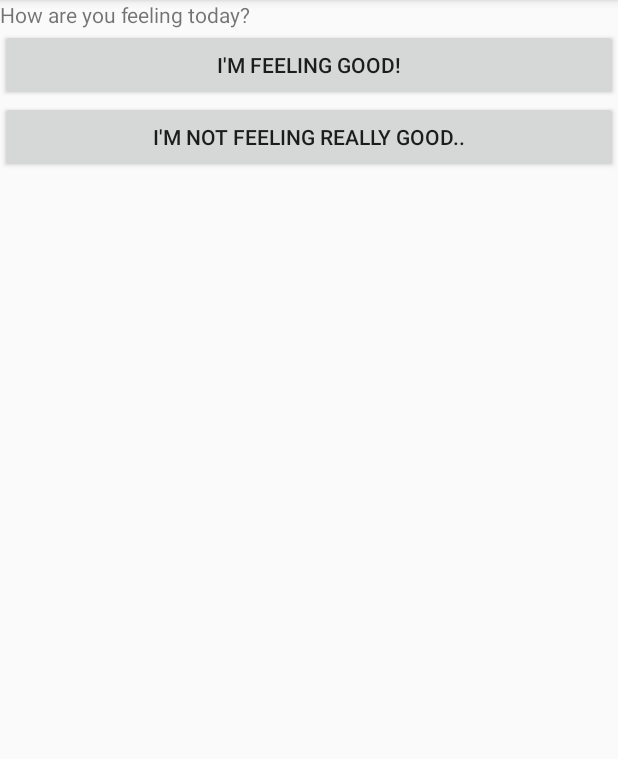
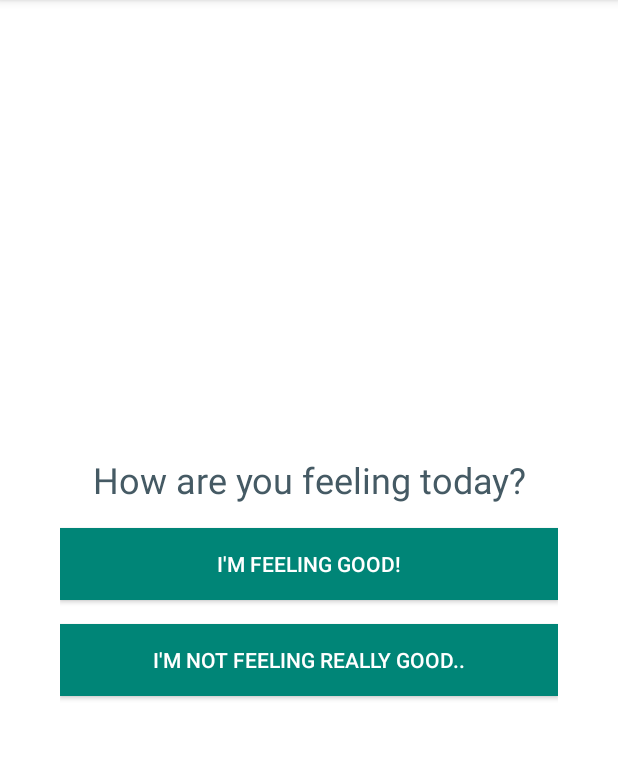
Before and after one commit to Infodeq/HowIFeel, an Android app: the HowAreYouFeelingActivity screen opened directly, with no data from a screen before it, on a phone screen of 412 x 824 dp, the part 84-843 px from its top. Run offline under Robolectric (Android 15) with nearby library versions, the phone set to English and light mode, and no system bars; network calls fail.

Commit message:
improve UX

```diff
--- a/app/src/main/java/com/slaw/howifeel/ui/login/LoginActivity.kt
+++ b/app/src/main/java/com/slaw/howifeel/ui/login/LoginActivity.kt
@@ -30,6 +30,10 @@ class LoginActivity : BaseActivity(), LoginContract.View {
         setContentView(R.layout.activity_login)
         presenter.start()
         setupView()
+    }
+
+    override fun enableLoginButton(enable: Boolean) {
+        login.isEnabled = enable
     }
 
     private fun setupView() {
--- a/app/src/main/java/com/slaw/howifeel/ui/login/LoginContract.kt
+++ b/app/src/main/java/com/slaw/howifeel/ui/login/LoginContract.kt
@@ -5,6 +5,7 @@ interface LoginContract {
         fun openHowYouFeelingActivity()
         fun showError(message: String)
         fun openOtpActivity()
+        fun enableLoginButton(enable: Boolean)
     }
 
     interface Presenter {
--- a/app/src/main/java/com/slaw/howifeel/ui/main/MainActivity.kt
+++ b/app/src/main/java/com/slaw/howifeel/ui/main/MainActivity.kt
@@ -77,6 +77,10 @@ class MainActivity : BaseActivity(),MainActivityContract.View, CompoundButton.On
         setContentView(R.layout.activity_main)
         supportActionBar?.setHomeButtonEnabled(true)
         setupView()
+    }
+
+    override fun enableSubmit(enable: Boolean) {
+        submit.isEnabled = enable
     }
 
     override fun openThankyouScreen() {
--- a/app/src/main/java/com/slaw/howifeel/ui/main/MainActivityContract.kt
+++ b/app/src/main/java/com/slaw/howifeel/ui/main/MainActivityContract.kt
@@ -4,6 +4,7 @@ interface MainActivityContract {
     interface View {
         fun showMessage(message: String)
         fun openThankyouScreen()
+        fun enableSubmit(enable: Boolean)
     }
 
     interface Presenter {
--- a/app/src/main/java/com/slaw/howifeel/ui/main/MainActivityPresenter.kt
+++ b/app/src/main/java/com/slaw/howifeel/ui/main/MainActivityPresenter.kt
@@ -53,6 +53,7 @@ class MainActivityPresenter @Inject constructor(
             view?.openThankyouScreen()
             return
         }
+        view?.enableSubmit(false)
         if(hasCough){
             symptomList.add("cough")
         }
@@ -81,7 +82,7 @@ class MainActivityPresenter @Inject constructor(
             symptomList.add("chills")
         }
         if(hasBodyAche){
-            symptomList.add("body ache")
+            symptomList.add("body aches")
         }
         if(hasDiarrehea){
             symptomList.add("diarrhea")
@@ -106,8 +107,10 @@ class MainActivityPresenter @Inject constructor(
                     onComplete = {
                         dataManager.shownSymptom = true
                         view?.showMessage("Thank you for your response")
+                        view?.enableSubmit(true)
                     }, onError = {
                         view?.showMessage("${it.localizedMessage}\nSomething went wrong. Please try again.")
+                        view?.enableSubmit(true)
                     }
                 )
         )
--- a/app/src/main/java/com/slaw/howifeel/ui/otp/OtpActivity.kt
+++ b/app/src/main/java/com/slaw/howifeel/ui/otp/OtpActivity.kt
@@ -54,6 +54,10 @@ class OtpActivity : BaseActivity(), OtpContract.View {
 
     }
 
+    override fun enableNextButton(enable: Boolean) {
+        next.isEnabled = enable
+    }
+
     private fun setupView() {
         next.setOnClickListener {
             presenter.otpEntered(codeText.text.toString())
--- a/app/src/main/java/com/slaw/howifeel/ui/otp/OtpContract.kt
+++ b/app/src/main/java/com/slaw/howifeel/ui/otp/OtpContract.kt
@@ -4,6 +4,7 @@ interface OtpContract {
     interface View {
         fun showError(error: String)
         fun openHowYouFeelingActivity()
+        fun enableNextButton(enable: Boolean)
     }
 
     interface Presenter {
--- a/app/src/main/java/com/slaw/howifeel/ui/otp/OtpPresenter.kt
+++ b/app/src/main/java/com/slaw/howifeel/ui/otp/OtpPresenter.kt
@@ -33,6 +33,7 @@ class OtpPresenter @Inject constructor(
             view?.showError("Please enter the code.")
             return
         }
+        view?.enableNextButton(false)
        compositeDisposable.add(
            dataManager.otpEntered(code)
                .subscribeOn(Schedulers.io())
@@ -41,7 +42,8 @@ class OtpPresenter @Inject constructor(
                    onSuccess = {
                        view?.openHowYouFeelingActivity()
                    }, onError = {
-                        view?.showError("Something went wronf. Please try again")
+                        view?.showError(it.localizedMessage?:"Something went wrong. Please try again")
+                       view?.enableNextButton(true)
                    }
                )
        )
--- a/app/src/main/res/layout/activity_how_are_you_feeling.xml
+++ b/app/src/main/res/layout/activity_how_are_you_feeling.xml
@@ -5,19 +5,31 @@
     android:layout_width="match_parent"
     android:layout_height="match_parent"
     android:orientation="vertical"
+    android:gravity="center"
+    android:background="@color/white"
+    android:padding="40dp"
     tools:context=".ui.howyoufeeling.HowAreYouFeelingActivity">
     <TextView
+        android:textSize="24sp"
+        android:gravity="center"
+        android:textColor="@color/blueGrey700"
         android:layout_width="wrap_content"
         android:layout_height="wrap_content"
-        android:text="How are you feeling today?"/>
+        android:text="@string/how_are_you_feeling_today"/>
     <Button
         android:id="@+id/im_feeling_good"
-        android:text="I'm feeling good!"
+        android:layout_marginTop="16dp"
+        android:background="@color/colorPrimary"
+        android:textColor="@color/white"
+        android:text="@string/i_m_feeling_good"
         android:layout_width="match_parent"
         android:layout_height="wrap_content"/>
     <Button
         android:id="@+id/im_having_some_symptoms"
-        android:text="I'm not feeling really good.."
+        android:background="@color/colorPrimary"
+        android:textColor="@color/white"
+        android:layout_marginTop="16dp"
+        android:text="@string/i_m_not_feeling_really_good"
         android:layout_width="match_parent"
         android:layout_height="wrap_content"/>
 </LinearLayout>
--- a/app/src/main/res/layout/activity_main.xml
+++ b/app/src/main/res/layout/activity_main.xml
@@ -113,7 +113,7 @@
                 style="@style/symptomCheckbox"
                 android:layout_width="wrap_content"
                 android:layout_height="wrap_content"
-                android:text="Diarrehea" />
+                android:text="Diarrhea" />
 
             <CheckBox
                 android:id="@+id/vomiting"
@@ -135,7 +135,7 @@
             android:layout_width="match_parent"
             android:layout_height="wrap_content"
             android:layout_marginTop="16dp"
-            android:background="@color/colorPrimary"
+            android:background="@drawable/primary_button"
             android:text="Submit"
             android:textColor="@color/white" />
 
--- a/app/src/main/res/layout/activity_otp.xml
+++ b/app/src/main/res/layout/activity_otp.xml
@@ -17,7 +17,7 @@
         android:textSize="20sp"
         android:gravity="center"
         android:textColor="@color/blueGrey700"
-        android:text="Enter the code you've received"
+        android:text="@string/enter_the_code_you_ve_received"
         app:layout_constraintBottom_toTopOf="@+id/codeText"
         app:layout_constraintEnd_toEndOf="parent"
         app:layout_constraintHorizontal_bias="0.5"
@@ -41,7 +41,7 @@
         android:id="@+id/next"
         android:layout_width="match_parent"
         android:layout_height="wrap_content"
-        android:background="@color/colorPrimary"
+        android:background="@drawable/primary_button"
         android:textColor="@color/white"
         android:text="@string/next"
         android:layout_marginTop="16dp"
--- a/app/src/main/res/layout/activity_thankyou.xml
+++ b/app/src/main/res/layout/activity_thankyou.xml
@@ -15,12 +15,12 @@
         android:layout_width="wrap_content"
         android:textSize="24sp"
         android:gravity="center"
-        android:text="Thankyou for your response. Please report back if you feel any symptoms"
+        android:text="@string/thank_you_for_your_response_please_report_back_if_you_feel_any_symptoms"
         android:layout_height="wrap_content"/>
     <Button
         android:id="@+id/done"
         android:layout_width="match_parent"
-        android:text="Done"
+        android:text="@string/done"
         android:layout_marginTop="24dp"
         android:textColor="@color/white"
         android:background="@color/colorPrimary"
--- a/app/src/main/res/values/colors.xml
+++ b/app/src/main/res/values/colors.xml
@@ -5,4 +5,5 @@
     <color name="colorAccent">#D81B60</color>
     <color name="white">#ffffff</color>
     <color name="blueGrey700">#455A64</color>
+    <color name="blueGrey400">#78909C</color>
 </resources>
--- a/app/src/main/res/values/strings.xml
+++ b/app/src/main/res/values/strings.xml
@@ -4,4 +4,16 @@
     <string name="how_i_feel">How I Feel</string>
     <string name="dont_forget_to_log_symptoms">Please log your symptoms.</string>
     <string name="reminder_to_log_symptoms">Reminder to log symptoms</string>
+    <string name="how_are_you_feeling_today">How are you feeling today?</string>
+    <string name="i_m_feeling_good">I\'m feeling good!</string>
+    <string name="i_m_not_feeling_really_good">I\'m not feeling really good..</string>
+    <string name="enter_the_code_you_ve_received">Enter the code you\'ve received</string>
+    <string name="gender">Gender</string>
+    <string name="male">Male</string>
+    <string name="female">Female</string>
+    <string name="login">Login</string>
+    <string name="year_of_birth">Year of birth</string>
+    <string name="prefer_not_to_say">Prefer not to say</string>
+    <string name="thank_you_for_your_response_please_report_back_if_you_feel_any_symptoms">Thank you for your response. Please report back if you feel any symptoms</string>
+    <string name="done">Done</string>
 </resources>
```
Also changed, not shown: app/src/main/AndroidManifest.xml (+7 -2 lines), app/src/main/java/com/slaw/howifeel/ui/login/LoginPresenter.kt (+11 -3 lines), app/src/main/res/drawable/primary_button.xml (added, +31 -0 lines), app/src/main/res/layout/activity_login.xml (+7 -7 lines).
